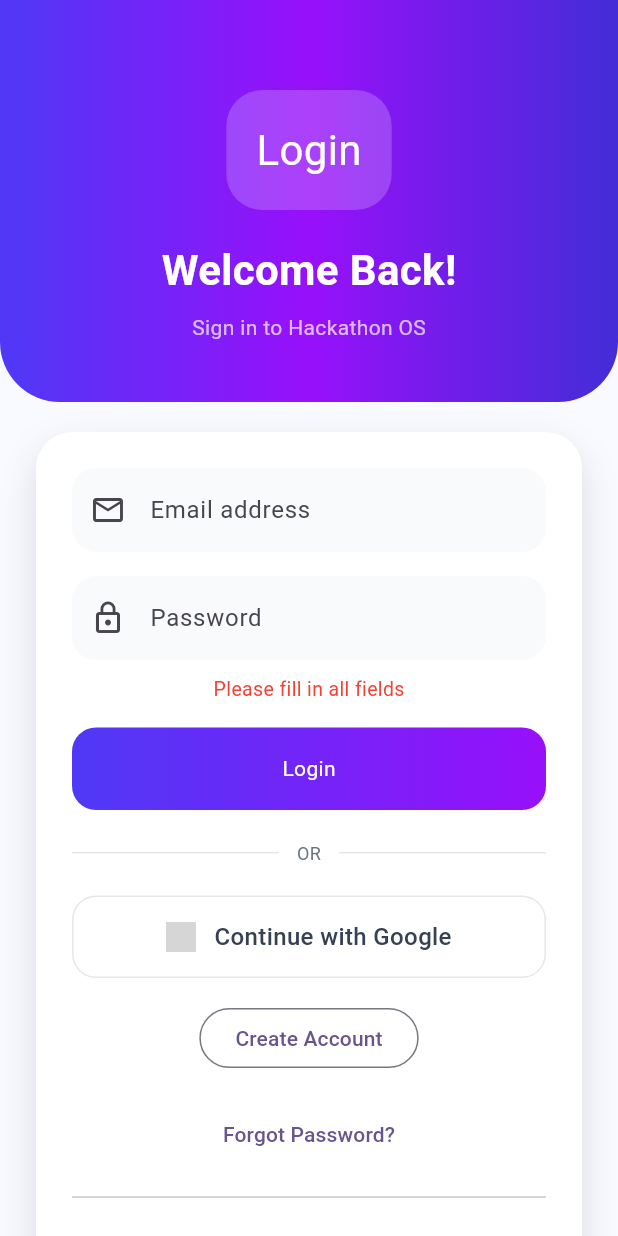
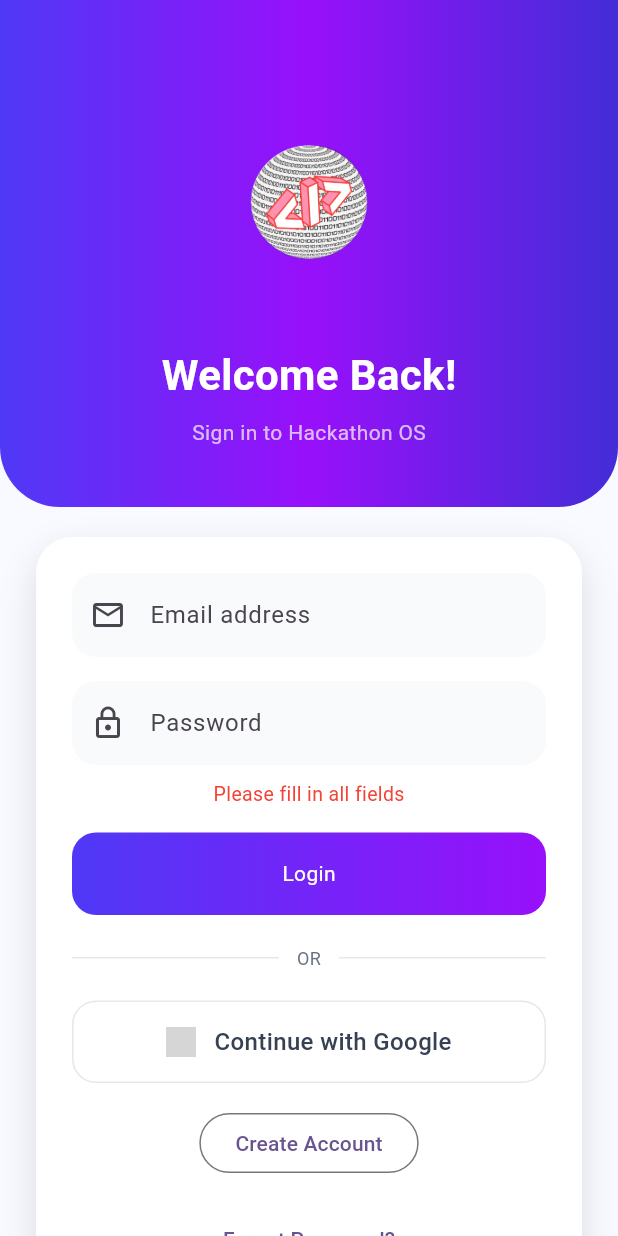
Before and after one commit to zhengyu89/persaka_hackathon_app, a Flutter app: the screen it shows after launch, after a tap on "Login", on a phone screen of 412 x 824 dp. Run offline on Flutter 3.47's test engine with Material 3 defaults, Android fonts, the phone set to English and light mode, and no system bars; our stand-ins replace firebase_auth, firebase_core, google_sign_in; accounts and stored records are empty; network calls fail; grey boxes are pictures that could not be loaded.

Commit message:
Logo Update

```diff
--- a/lib/shared/widgets/auth_header.dart
+++ b/lib/shared/widgets/auth_header.dart
@@ -50,20 +50,11 @@ class AuthHeader extends StatelessWidget {
 
             if (showBack) const SizedBox(height: 20),
 
-            Container(
-              padding: const EdgeInsets.all(20),
-              decoration: BoxDecoration(
-                color: Colors.white.withOpacity(0.2),
-                borderRadius: BorderRadius.circular(24),
-              ),
-              child: Text(
-                title,
-                style: const TextStyle(
-                  fontSize: 28,
-                  color: Colors.white, // ✅ small improvement
-                ),
-              ),
-            ),
+            Image.asset(
+            'assets/images/hackathon.png',
+            width: 150,
+            height: 150,
+          ),
 
             const SizedBox(height: 20),
 
--- a/pubspec.yaml
+++ b/pubspec.yaml
@@ -60,6 +60,8 @@ flutter:
   # included with your application, so that you can use the icons in
   # the material Icons class.
   uses-material-design: true
+  assets:
+    - assets/images/
 
   # To add assets to your application, add an assets section, like this:
   # assets:
```
Also changed, not shown: assets/images/hackathon.png (added), pubspec.lock.
